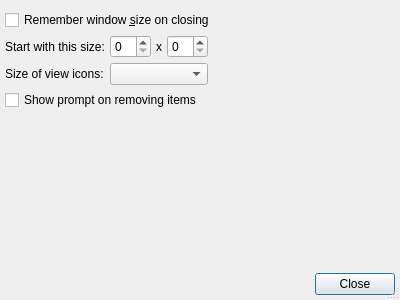
Qt form pref.ui (tsujan/Arqiver) before a commit.
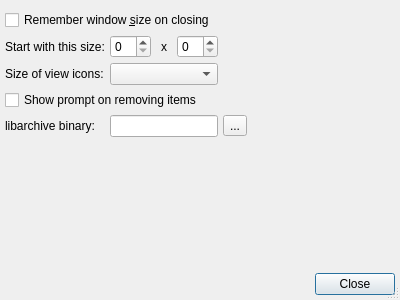
The same form after that commit.

Commit message: An option to select libarchive binary with non-Linux systems

The edit to the form file:
```diff
--- a/pref.ui
+++ b/pref.ui
@@ -55,6 +55,9 @@
      <property name="text">
       <string notr="true">x</string>
      </property>
+     <property name="alignment">
+      <set>Qt::AlignCenter</set>
+     </property>
     </widget>
    </item>
    <item row="1" column="3">
@@ -93,6 +96,39 @@
     </widget>
    </item>
    <item row="4" column="0">
+    <widget class="QLabel" name="tarLabel">
+     <property name="toolTip">
+      <string>Leave empty for the default.
+
+Warning: Arqiver will not work if the
+binary does not belong to libarchive.</string>
+     </property>
+     <property name="text">
+      <string>libarchive binary:</string>
+     </property>
+    </widget>
+   </item>
+   <item row="4" column="1" colspan="3">
+    <widget class="QLineEdit" name="tarLineEdit">
+     <property name="toolTip">
+      <string>Leave empty for the default.
+
+Warning: Arqiver will not work if the
+binary does not belong to libarchive.</string>
+     </property>
+     <property name="clearButtonEnabled">
+      <bool>true</bool>
+     </property>
+    </widget>
+   </item>
+   <item row="4" column="4">
+    <widget class="QToolButton" name="tarButton">
+     <property name="text">
+      <string notr="true">...</string>
+     </property>
+    </widget>
+   </item>
+   <item row="5" column="0">
     <spacer name="verticalSpacer">
      <property name="orientation">
       <enum>Qt::Vertical</enum>
```
Left out of the diff: 6 changed lines with no effect on the pictures. The commit also changes 14 other files.
